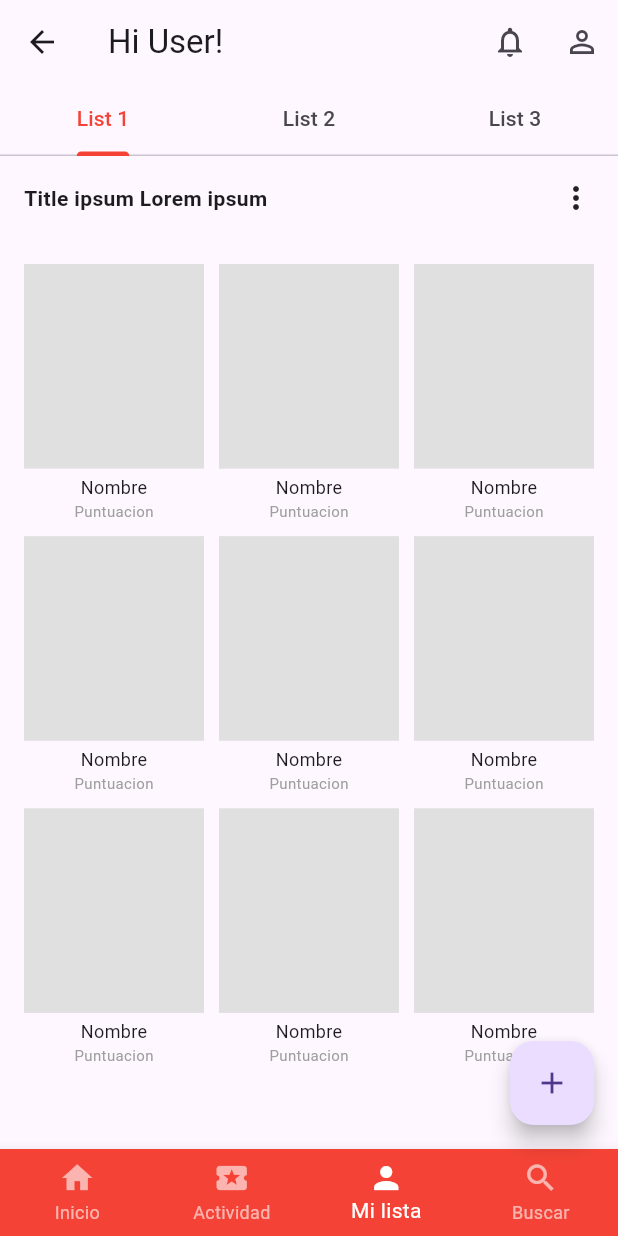
After one commit to OscarJaVaz/pelisflix, a Flutter app: the MyListsScreen screen opened by its route, on a phone screen of 412 x 824 dp. The commit adds this screen. Run offline on Flutter 3.47's test engine with Material 3 defaults, Android fonts, the phone set to English and light mode, and no system bars; our stand-ins replace cached_network_image, cloud_firestore, firebase_auth, firebase_core, flutter_rating_bar, youtube_player_flutter; accounts and stored records are empty; network calls fail.

Commit message:
commit v2.1 add screen my lists AND also corrections and implements.
New icon

```diff
--- a/lib/main.dart
+++ b/lib/main.dart
@@ -5,6 +5,7 @@ import 'package:pelisflix/main_screens/activity_screen.dart';
 import 'package:pelisflix/main_screens/forgot_password.dart';
 import 'package:pelisflix/main_screens/home_screen.dart';
 import 'package:pelisflix/main_screens/login.dart';
+import 'package:pelisflix/main_screens/my_lists.dart';
 import 'package:pelisflix/main_screens/reset_password.dart';
 import 'package:pelisflix/main_screens/search_screen.dart';
 import 'package:pelisflix/movies/latest_trailers/latest_trailers_page.dart';
@@ -42,6 +43,7 @@ class MyApp extends StatelessWidget {
         '/search': (context) => SearchScreen(),
         '/activity': (context) => ActivityScreen(),
         '/home': (context) => HomeScreen(),
+        '/myList': (context) => MyListsScreen(),
       },
       home: const SplashScreen(),
     );
--- /dev/null
+++ b/lib/main_screens/my_lists.dart
@@ -0,0 +1,190 @@
+import 'package:flutter/material.dart';
+import 'package:pelisflix/widgets/custom_bottom_nav_bar.dart';
+
+class MyListsScreen extends StatefulWidget {
+  @override
+  _MyListsScreenState createState() => _MyListsScreenState();
+}
+
+class _MyListsScreenState extends State<MyListsScreen> with SingleTickerProviderStateMixin {
+  late TabController _tabController;
+  int _currentIndex = 2;
+
+  @override
+  void initState() {
+    super.initState();
+    _tabController = TabController(length: 3, vsync: this);
+  }
+
+  @override
+  void dispose() {
+    _tabController.dispose();
+    super.dispose();
+  }
+
+  void _showCreateListDialog() {
+    final TextEditingController nameController = TextEditingController();
+    final TextEditingController descriptionController = TextEditingController();
+    String? privacy = 'Private';
+
+    showDialog(
+      context: context,
+      builder: (context) {
+        return AlertDialog(
+          title: Text('Create New List'),
+          content: Column(
+            mainAxisSize: MainAxisSize.min,
+            children: [
+              TextField(
+                controller: nameController,
+                decoration: InputDecoration(labelText: 'Name'),
+              ),
+              TextField(
+                controller: descriptionController,
+                decoration: InputDecoration(labelText: 'Description'),
+              ),
+              DropdownButton<String>(
+                value: privacy,
+                onChanged: (String? newValue) {
+                  setState(() {
+                    privacy = newValue;
+                  });
+                },
+                items: <String>['Public', 'Private'].map<DropdownMenuItem<String>>((String value) {
+                  return DropdownMenuItem<String>(
+                    value: value,
+                    child: Text(value),
+                  );
+                }).toList(),
+                hint: Text('Select Privacy'),
+              ),
+            ],
+          ),
+          actions: [
+            TextButton(
+              onPressed: () {
+                Navigator.of(context).pop();
+              },
+              child: Text('Cancel'),
+            ),
+            ElevatedButton(
+              onPressed: () {
+                String name = nameController.text;
+                String description = descriptionController.text;
+                String privacyStatus = privacy ?? 'Private';
+
+                // Aquí puedes agregar la lógica para guardar la nueva lista
+                print('Name: $name');
+                print('Description: $description');
+                print('Privacy: $privacyStatus');
+
+                Navigator.of(context).pop();
+              },
+              child: Text('Done'),
+            ),
+          ],
+        );
+      },
+    );
+  }
+
+  @override
+  Widget build(BuildContext context) {
+    return Scaffold(
+      appBar: AppBar(
+        title: Text('Hi User!'),
+        actions: [
+          IconButton(icon: Icon(Icons.notifications_none), onPressed: () {}),
+          IconButton(icon: Icon(Icons.person_outline), onPressed: () {}),
+        ],
+        bottom: TabBar(
+          labelColor: Colors.red,
+          indicatorColor: Colors.red,
+          controller: _tabController,
+          tabs: [
+            Tab(text: 'List 1'),
+            Tab(text: 'List 2'),
+            Tab(text: 'List 3'),
+          ],
+        ),
+      ),
+      body: TabBarView(
+        controller: _tabController,
+        children: [
+          _buildListContent('List 1'),
+          _buildListContent('List 2'),
+          _buildListContent('List 3'),
+        ],
+      ),
+      bottomNavigationBar: CustomBottomNavBar(
+        currentIndex: _currentIndex,
+        onTap: (index) {
+          setState(() {
+            _currentIndex = index; // Actualizar el índice actual
+          });
+          switch (index) {
+            case 0:
+              Navigator.pushNamed(context, '/home');
+              break;
+            case 1:
+              Navigator.pushNamed(context, '/activity');
+              break;
+            case 2:
+            // Ya estamos en la pantalla de MyLists
+              break;
+            case 3:
+              Navigator.pushNamed(context, '/search');
+              break;
+          }
+        },
+      ),
+      floatingActionButton: FloatingActionButton(
+        child: Icon(Icons.add),
+        onPressed: _showCreateListDialog,
+      ),
+    );
+  }
+
+  Widget _buildListContent(String listName) {
+    return Column(
+      children: [
+        Padding(
+          padding: EdgeInsets.all(16),
+          child: Row(
+            mainAxisAlignment: MainAxisAlignment.spaceBetween,
+            children: [
+              Text('Title ipsum Lorem ipsum', style: TextStyle(fontWeight: FontWeight.bold)),
+              Icon(Icons.more_vert),
+            ],
+          ),
+        ),
+        Expanded(
+          child: GridView.builder(
+            padding: EdgeInsets.all(16),
+            gridDelegate: SliverGridDelegateWithFixedCrossAxisCount(
+              crossAxisCount: 3,
+              childAspectRatio: 0.7,
+              crossAxisSpacing: 10,
+              mainAxisSpacing: 10,
+            ),
+            itemCount: 9,
+            itemBuilder: (context, index) {
+              return Column(
+                children: [
+                  Expanded(
+                    child: Container(
+                      color: Colors.grey[300],
+                    ),
+                  ),
+                  SizedBox(height: 4),
+                  Text('Nombre', style: TextStyle(fontSize: 12)),
+                  Text('Puntuacion', style: TextStyle(fontSize: 10, color: Colors.grey)),
+                ],
+              );
+            },
+          ),
+        ),
+      ],
+    );
+  }
+}
```
Also changed, not shown: 5 other files.
